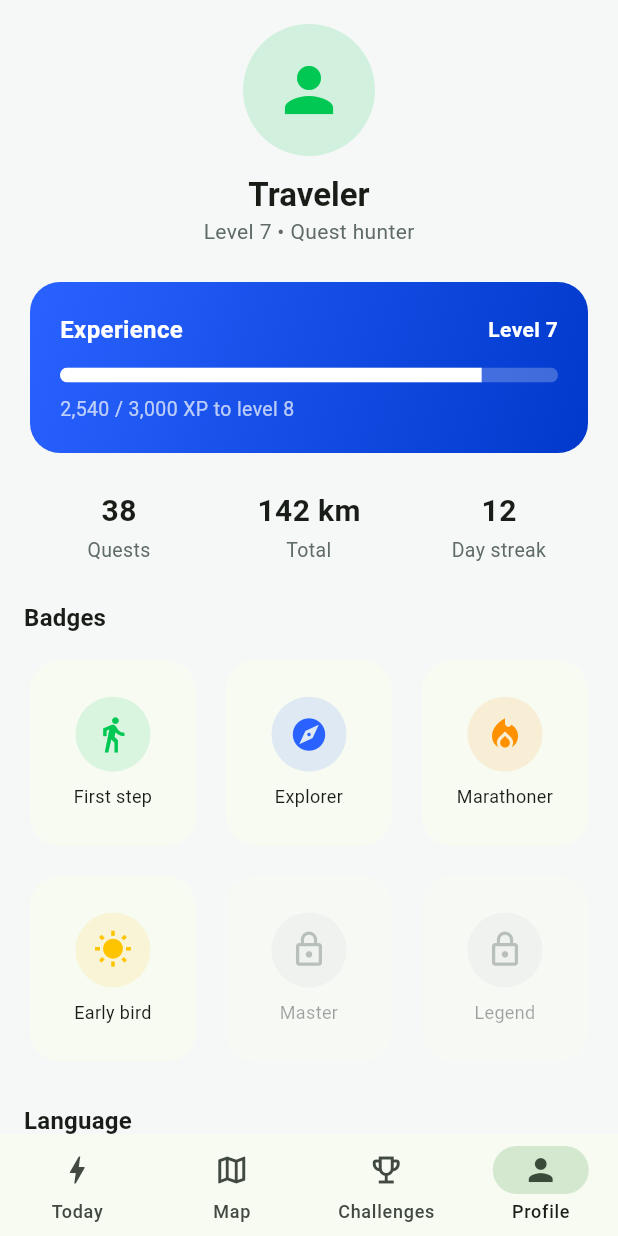
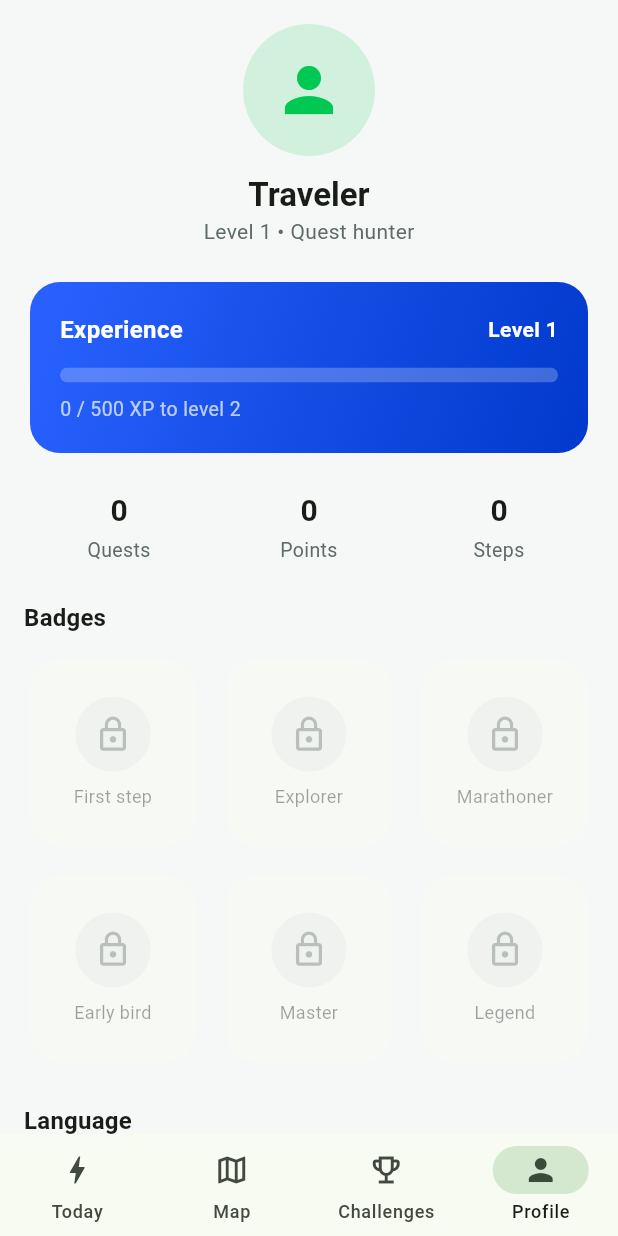
Before and after one commit to Mateuszl28/MoveQuest_mob, a Flutter app: the screen it shows after launch, item 4 of the bottom bar chosen, on a phone screen of 412 x 824 dp. Run offline on Flutter 3.47's test engine with Material 3 defaults, Android fonts, the phone set to English and light mode, and no system bars; our stand-ins replace flutter_map, flutter_riverpod, geolocator, go_router, latlong2, pedometer and 2 more; generated files the repository leaves out were written again.

Commit message:
Add location-based quest completion and a live points wallet
- Quest feature: Quest model + QuestController (Riverpod) with completion persisted in shared_preferences; totalPoints and completed-count providers
- Map: quest positions anchored near the user's first GPS fix (one within reach for testing); live distance to each quest; 'Complete quest' enabled within 50 m; completed markers show a check; success snackbar
- Home points badge now reflects earned quest points
- Profile is data-driven: level/XP from points, mini-stats (quests/points/steps), badges unlock from real progress (steps, quests, points)
- New l10n keys for quest distance/completion

Co-Authored-By: Claude Opus 4.8 (1M context) <noreply@anthropic.com>

```diff
--- a/lib/features/home/presentation/home_screen.dart
+++ b/lib/features/home/presentation/home_screen.dart
@@ -6,6 +6,7 @@ import '../../../core/theme/app_colors.dart';
 import '../../../l10n/app_localizations.dart';
 import '../../activity/application/activity_controller.dart';
 import '../../activity/domain/activity_data.dart';
+import '../../quest/application/quest_controller.dart';
 
 /// Ekran „Dziś" – pulpit dzienny z danymi aktywności zbieranymi na żywo.
 class HomeScreen extends ConsumerWidget {
@@ -16,6 +17,7 @@ class HomeScreen extends ConsumerWidget {
   @override
   Widget build(BuildContext context, WidgetRef ref) {
     final state = ref.watch(activityProvider);
+    final points = ref.watch(totalPointsProvider);
     return SafeArea(
       child: switch (state.status) {
         ActivityStatus.loading => const Center(
@@ -23,16 +25,17 @@ class HomeScreen extends ConsumerWidget {
           ),
         ActivityStatus.permissionRequired => const _PermissionPrompt(),
         ActivityStatus.unavailable => const _UnavailableMessage(),
-        ActivityStatus.tracking => _Dashboard(data: state.data),
+        ActivityStatus.tracking => _Dashboard(data: state.data, points: points),
       },
     );
   }
 }
 
 class _Dashboard extends StatelessWidget {
-  const _Dashboard({required this.data});
+  const _Dashboard({required this.data, required this.points});
 
   final ActivityData data;
+  final int points;
 
   @override
   Widget build(BuildContext context) {
@@ -44,7 +47,6 @@ class _Dashboard extends StatelessWidget {
 
     final goalProgress = (data.steps / kDailyStepGoal).clamp(0.0, 1.0);
     final remaining = (kDailyStepGoal - data.steps).clamp(0, kDailyStepGoal);
-    final points = data.steps ~/ 10;
 
     return ListView(
       padding: const EdgeInsets.fromLTRB(16, 8, 16, 24),
--- a/lib/features/profile/presentation/profile_screen.dart
+++ b/lib/features/profile/presentation/profile_screen.dart
@@ -4,41 +4,56 @@ import 'package:flutter_riverpod/flutter_riverpod.dart';
 import '../../../core/locale/locale_controller.dart';
 import '../../../core/theme/app_colors.dart';
 import '../../../l10n/app_localizations.dart';
+import '../../activity/application/activity_controller.dart';
+import '../../quest/application/quest_controller.dart';
 
-/// Odznaka zdobyta przez użytkownika (model tymczasowy).
+/// Odznaka użytkownika (etykieta, ikona, kolor, czy odblokowana).
 class _Badge {
-  const _Badge(this.label, this.icon, this.color, {this.unlocked = true});
+  const _Badge(this.label, this.icon, this.color, {required this.unlocked});
   final String label;
   final IconData icon;
   final Color color;
   final bool unlocked;
 }
 
+/// Liczba punktów potrzebna na jeden poziom.
+const int _pointsPerLevel = 500;
+
 /// Ekran „Profil" – poziom, doświadczenie, odznaki i wybór języka.
+/// Poziom, punkty, ukończone questy i odznaki wynikają z realnego stanu.
 class ProfileScreen extends ConsumerWidget {
   const ProfileScreen({super.key});
 
   static const String path = '/profile';
 
-  static const int _level = 7;
-
-  List<_Badge> _badges(AppLocalizations l10n) => [
-        _Badge(l10n.badgeFirstStep, Icons.directions_walk, AppColors.primary),
-        _Badge(l10n.badgeExplorer, Icons.explore, AppColors.secondary),
-        _Badge(l10n.badgeMarathoner, Icons.local_fire_department,
-            AppColors.warning),
-        _Badge(l10n.badgeEarlyBird, Icons.wb_sunny, AppColors.accent),
-        _Badge(l10n.badgeMaster, Icons.workspace_premium, AppColors.danger,
-            unlocked: false),
-        _Badge(l10n.badgeLegend, Icons.military_tech, AppColors.primaryDark,
-            unlocked: false),
-      ];
-
   @override
   Widget build(BuildContext context, WidgetRef ref) {
     final theme = Theme.of(context);
     final l10n = AppLocalizations.of(context);
-    final badges = _badges(l10n);
+
+    final points = ref.watch(totalPointsProvider);
+    final completedQuests = ref.watch(completedQuestCountProvider);
+    final activity = ref.watch(activityProvider).data;
+
+    final level = points ~/ _pointsPerLevel + 1;
+    final xpInLevel = points % _pointsPerLevel;
+
+    final badges = <_Badge>[
+      _Badge(l10n.badgeFirstStep, Icons.directions_walk, AppColors.primary,
+          unlocked: activity.steps > 0),
+      _Badge(l10n.badgeExplorer, Icons.explore, AppColors.secondary,
+          unlocked: completedQuests >= 1),
+      _Badge(l10n.badgeMarathoner, Icons.local_fire_department,
+          AppColors.warning,
+          unlocked: activity.steps >= kDailyStepGoal),
+      _Badge(l10n.badgeEarlyBird, Icons.wb_sunny, AppColors.accent,
+          unlocked: activity.activeMinutes >= 30),
+      _Badge(l10n.badgeMaster, Icons.workspace_premium, AppColors.danger,
+          unlocked: completedQuests >= 3),
+      _Badge(l10n.badgeLegend, Icons.military_tech, AppColors.primaryDark,
+          unlocked: points >= 1000),
+    ];
+
     return SafeArea(
       child: ListView(
         padding: const EdgeInsets.fromLTRB(16, 8, 16, 24),
@@ -49,8 +64,7 @@ class ProfileScreen extends ConsumerWidget {
                 const SizedBox(height: 8),
                 CircleAvatar(
                   radius: 44,
-                  backgroundColor:
-                      AppColors.primary.withValues(alpha: 0.15),
+                  backgroundColor: AppColors.primary.withValues(alpha: 0.15),
                   child: const Icon(Icons.person,
                       size: 48, color: AppColors.primary),
                 ),
@@ -61,25 +75,38 @@ class ProfileScreen extends ConsumerWidget {
                       ?.copyWith(fontWeight: FontWeight.bold),
                 ),
                 Text(
-                  l10n.profileLevelSubtitle(_level),
+                  l10n.profileLevelSubtitle(level),
                   style: const TextStyle(color: AppColors.textSecondary),
                 ),
               ],
             ),
           ),
           const SizedBox(height: 20),
-          const _LevelCard(level: _level, xp: 2540, xpForNext: 3000),
+          _LevelCard(
+            level: level,
+            xp: xpInLevel,
+            xpForNext: _pointsPerLevel,
+          ),
           const SizedBox(height: 20),
           Row(
             children: [
               Expanded(
-                child: _MiniStat(value: '38', label: l10n.profileStatQuests),
+                child: _MiniStat(
+                  value: '$completedQuests',
+                  label: l10n.profileStatQuests,
+                ),
               ),
               Expanded(
-                child: _MiniStat(value: '142 km', label: l10n.profileStatTotal),
+                child: _MiniStat(
+                  value: '$points',
+                  label: l10n.profileStatPoints,
+                ),
               ),
               Expanded(
-                child: _MiniStat(value: '12', label: l10n.profileStatStreak),
+                child: _MiniStat(
+                  value: '${activity.steps}',
+                  label: l10n.statSteps,
+                ),
               ),
             ],
           ),
@@ -156,7 +183,7 @@ class _LevelCard extends StatelessWidget {
   @override
   Widget build(BuildContext context) {
     final l10n = AppLocalizations.of(context);
-    final progress = xp / xpForNext;
+    final progress = xpForNext == 0 ? 0.0 : xp / xpForNext;
     return Card(
       child: Container(
         decoration: const BoxDecoration(
--- a/lib/l10n/app_en.arb
+++ b/lib/l10n/app_en.arb
@@ -46,6 +46,17 @@
   "mapPermissionRequired": "Allow location access to see where you are.",
   "mapServiceDisabled": "Turn on location services to see your position.",
   "mapEnableLocation": "Enable location",
+  "questComplete": "Complete quest",
+  "questCompletedBadge": "Completed",
+  "questTooFar": "Get closer to complete this quest.",
+  "questDistanceAway": "{meters} m away",
+  "@questDistanceAway": {
+    "placeholders": { "meters": { "type": "int", "format": "decimalPattern" } }
+  },
+  "questCompletedToast": "Quest completed! +{points} pts",
+  "@questCompletedToast": {
+    "placeholders": { "points": { "type": "int" } }
+  },
 
   "challengesTitle": "Challenges",
   "challenge1Title": "10,000 steps week",
@@ -78,6 +89,7 @@
     }
   },
   "profileStatQuests": "Quests",
+  "profileStatPoints": "Points",
   "profileStatTotal": "Total",
   "profileStatStreak": "Day streak",
   "profileBadges": "Badges",
--- a/lib/l10n/app_pl.arb
+++ b/lib/l10n/app_pl.arb
@@ -37,6 +37,11 @@
   "mapPermissionRequired": "Zezwól na dostęp do lokalizacji, aby zobaczyć swoją pozycję.",
   "mapServiceDisabled": "Włącz usługi lokalizacji, aby zobaczyć swoją pozycję.",
   "mapEnableLocation": "Włącz lokalizację",
+  "questComplete": "Ukończ quest",
+  "questCompletedBadge": "Ukończono",
+  "questTooFar": "Podejdź bliżej, aby ukończyć ten quest.",
+  "questDistanceAway": "{meters} m stąd",
+  "questCompletedToast": "Quest ukończony! +{points} pkt",
 
   "challengesTitle": "Wyzwania",
   "challenge1Title": "Tydzień 10 000 kroków",
@@ -53,6 +58,7 @@
   "profileLevel": "Poziom {level}",
   "profileXpProgress": "{xp} / {total} XP do poziomu {next}",
   "profileStatQuests": "Questy",
+  "profileStatPoints": "Punkty",
   "profileStatTotal": "Łącznie",
   "profileStatStreak": "Dni z rzędu",
   "profileBadges": "Odznaki",
```
Also changed, not shown: lib/features/map/presentation/map_screen.dart (+215 -101 lines), lib/features/quest/application/quest_controller.dart (added, +59 -0 lines), lib/features/quest/domain/quest.dart (added, +24 -0 lines).
